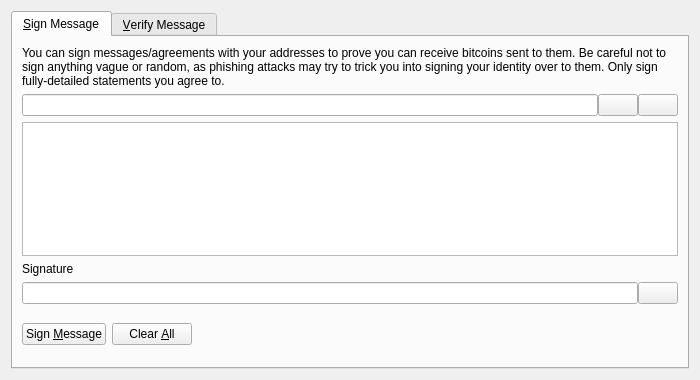
This is kryptofranccore/src/qt/forms/signverifymessagedialog.ui in NicolasChoukroun/Kryptofranc as Qt 5 draws it before an edit. The edited form follows.
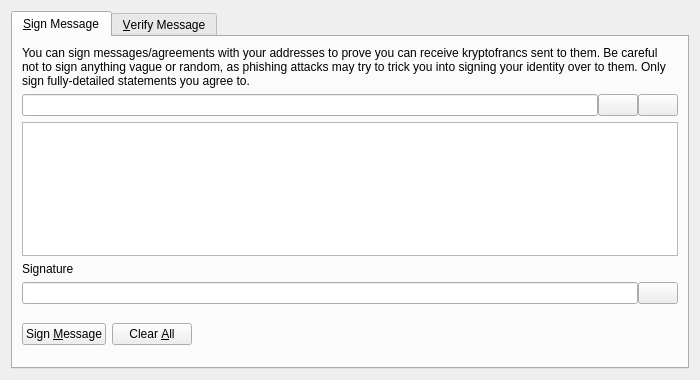
This is the edited form. Icons and pictures are not drawn. Custom widgets are drawn as their Qt base class.

```diff
--- a/kryptofranccore/src/qt/forms/signverifymessagedialog.ui
+++ b/kryptofranccore/src/qt/forms/signverifymessagedialog.ui
@@ -30,7 +30,7 @@
        <item>
         <widget class="QLabel" name="infoLabel_SM">
          <property name="text">
-          <string>You can sign messages/agreements with your addresses to prove you can receive bitcoins sent to them. Be careful not to sign anything vague or random, as phishing attacks may try to trick you into signing your identity over to them. Only sign fully-detailed statements you agree to.</string>
+          <string>You can sign messages/agreements with your addresses to prove you can receive kryptofrancs sent to them. Be careful not to sign anything vague or random, as phishing attacks may try to trick you into signing your identity over to them. Only sign fully-detailed statements you agree to.</string>
          </property>
          <property name="textFormat">
           <enum>Qt::PlainText</enum>
```
Left out of the diff: 24 changed lines with no effect on the pictures.
